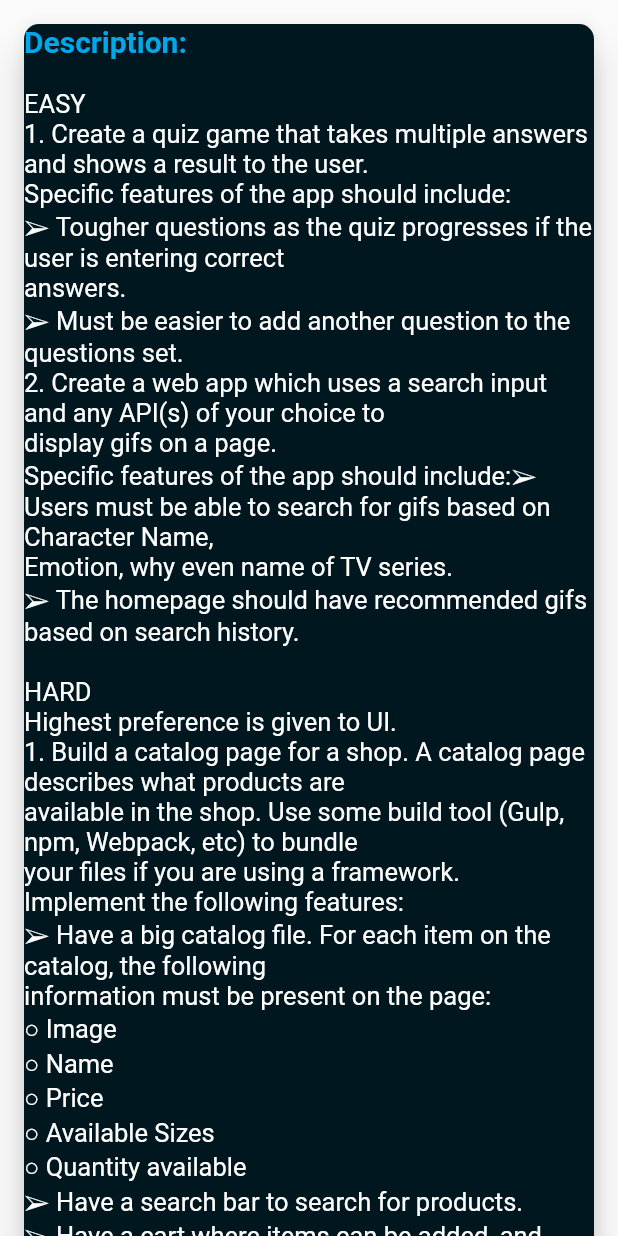
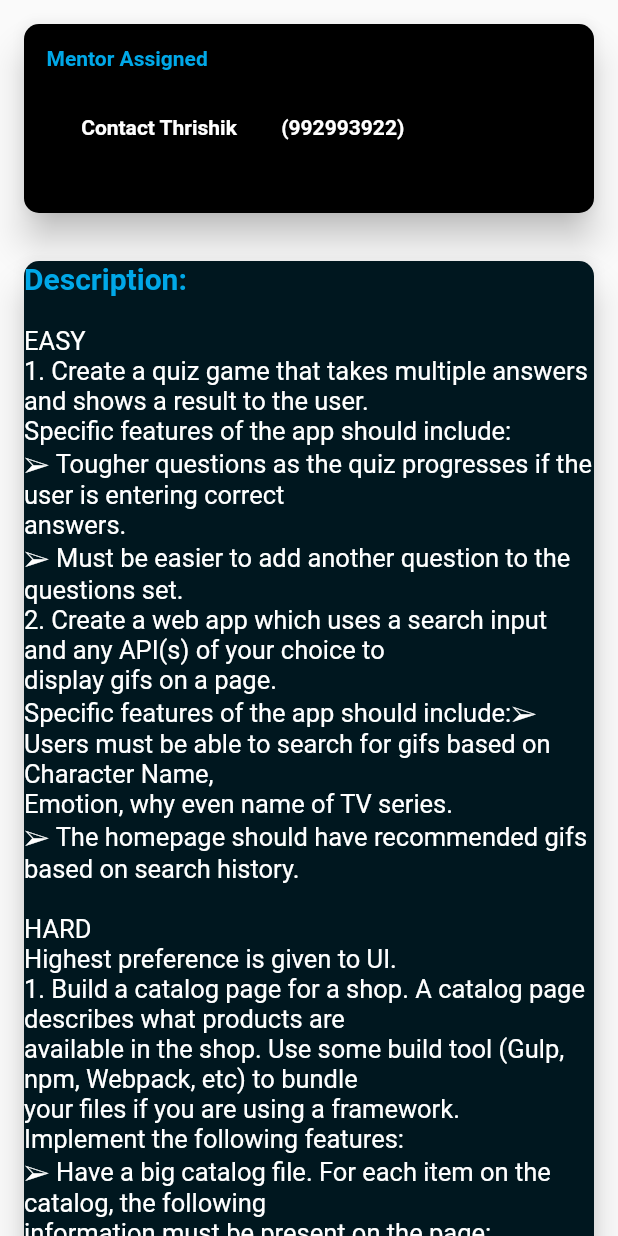
Before and after one commit to SpiderNitt/SOP-2020, a Flutter app: the Task_description widget shown alone on an empty page, opened directly, on a phone screen of 412 x 824 dp. Run offline on Flutter 3.47's test engine with Material 2 defaults, Android fonts, the phone set to English and light mode, and no system bars; our stand-ins replace cached_network_image, percent_indicator; accounts and stored records are empty; statements that could not run were skipped.

Commit message:
minor changes in functionality

```diff
--- a/lib/screens/task_description.dart
+++ b/lib/screens/task_description.dart
@@ -16,6 +16,33 @@ return ListView(
 
   children:<Widget>[
 
+       Padding(padding: const EdgeInsets.all(16.0),
+   child: Container(
+   width: 370,
+   child: Material(
+          color:theme.blackColor,
+          elevation: 10.0,
+          borderRadius: BorderRadius.circular(10.0),
+          child: Column(
+                   mainAxisAlignment: MainAxisAlignment.start,
+                   crossAxisAlignment: CrossAxisAlignment.start,
+                    children: <Widget>[
+               Padding( padding:const EdgeInsets.all(15),
+               child:Text("Mentor Assigned",
+                  style: TextStyle(
+                  color: theme.tertiaryColor,
+                  fontWeight: FontWeight.bold),)),
+                  Padding(
+                    padding:const EdgeInsets.all(15),
+                    child:Row(
+                    children:<Widget>[
+                    Custom_box('Contact Thrishik ',(){},150,50,14,theme.blackColor,0,0,0),
+                    Custom_box('(992993922)',(){ launch("tel://21213123");},95,50,14,theme.blackColor,0,0,0),
+                    ])
+                   ) ]
+
+          )
+   ))),
     Padding(padding: const EdgeInsets.all(16.0),
     child: Container(
 
@@ -115,6 +142,7 @@ memory footprint in the browser.
                       ])
                       )],
     ),), )),
+
   ]);
 }
 
```
Also changed, not shown: lib/screens/task.dart (+9 -17 lines).
